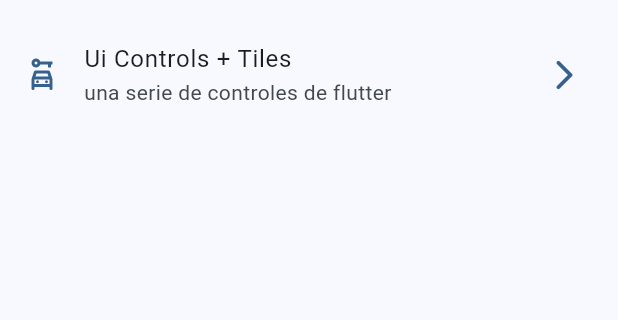
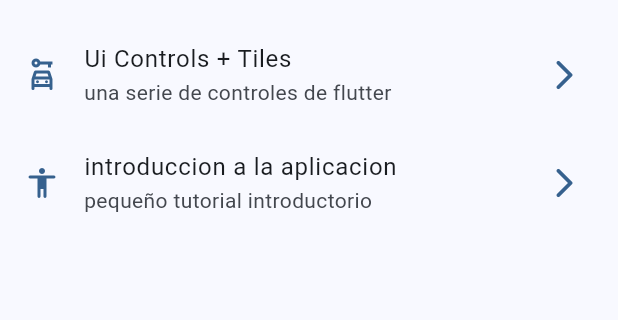
Before and after one commit to Jano-C/widget_app, a Flutter app: the screen it shows after launch, on a phone screen of 412 x 824 dp, the part 603-923 px from its top. Run offline on Flutter 3.47's test engine with Material 3 defaults, Android fonts, the phone set to English and light mode, and no system bars; our stand-ins replace go_router.

```diff
--- a/lib/config/menu/menu_items.dart
+++ b/lib/config/menu/menu_items.dart
@@ -52,5 +52,11 @@ const appMenuItems = <MenuItems>[
     link: '/ui-controls',
     icon: Icons.car_rental_outlined,
   ),
+  MenuItems(
+    title: 'introduccion a la aplicacion',
+    subtitle: 'pequeño tutorial introductorio',
+    link: '/tutorial',
+    icon: Icons.accessibility_rounded,
+  ),
 
 ];
--- a/lib/config/router/app_router.dart
+++ b/lib/config/router/app_router.dart
@@ -36,5 +36,10 @@ final appRouter = GoRouter(
       path: '/ui-controls',
       builder: (context, state) => UiControlsScreen(),
     ),
+    GoRoute(
+      path: '/tutorial',
+      builder: (context, state) => AppTutorialScreen(),
+    ),
+
   ],
 );
--- a/pubspec.yaml
+++ b/pubspec.yaml
@@ -18,3 +18,7 @@ dev_dependencies:
 
 flutter:
   uses-material-design: true
+
+
+assets:
+ - assets/images/
```
Also changed, not shown: assets/Images/1.png (added), assets/Images/2.png (added), assets/Images/3.png (added), assets/Images/jar-loading.gif (added).
